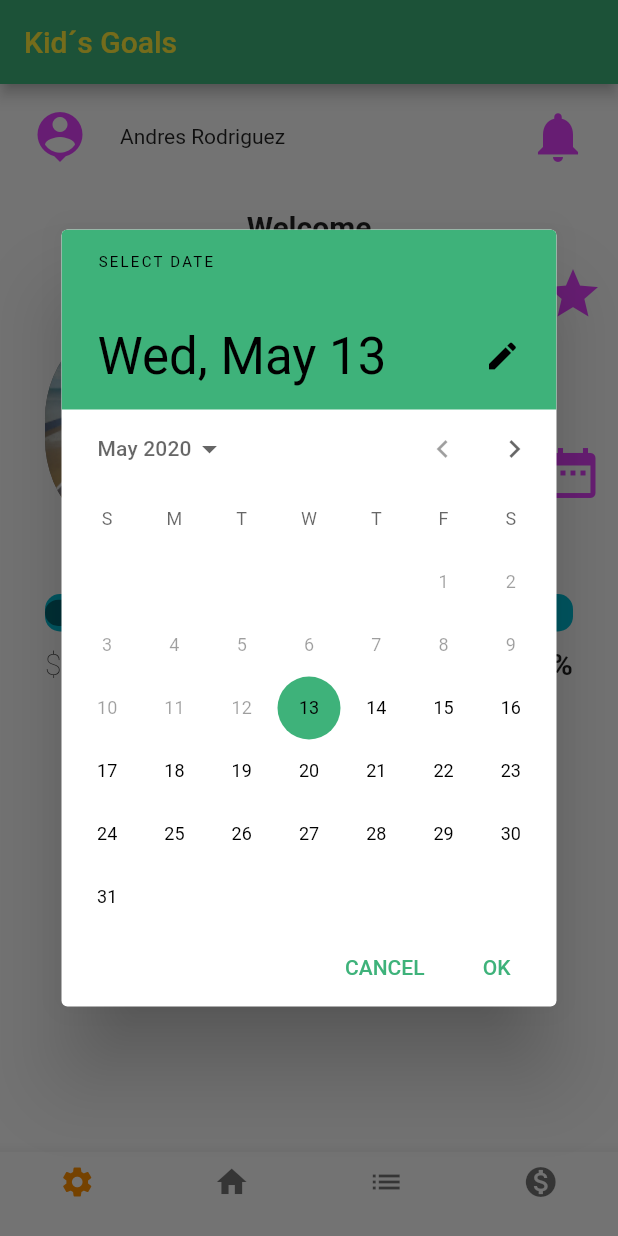
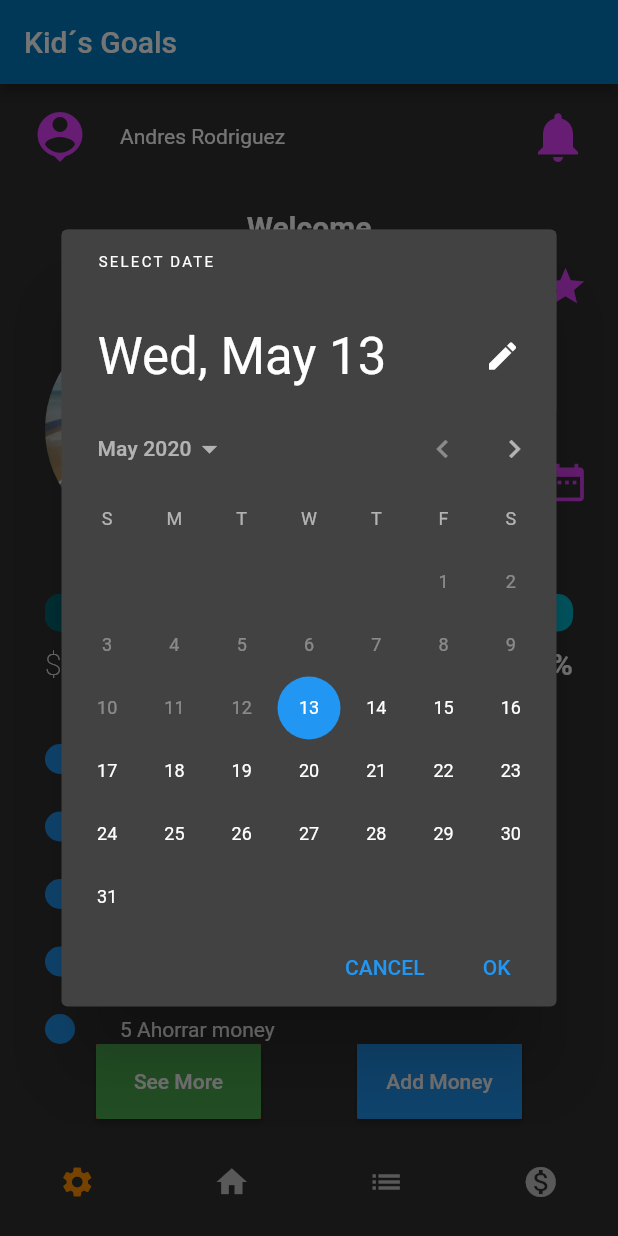
Before and after one commit to arodrigueze/Flutter-Fundamentals, a Flutter app: the screen it shows after launch, after a tap on the "date range" icon, on a phone screen of 412 x 824 dp. Run offline on Flutter 3.47's test engine with Material 2 defaults, Android fonts, the phone set to English and light mode, and no system bars; Roboto replaces fonts that are missing (Hind).

Commit message:
complete home page

```diff
--- a/tutorial1/lib/common/linear.progress.bar.dart
+++ b/tutorial1/lib/common/linear.progress.bar.dart
@@ -27,7 +27,6 @@ class LinearProgressBar {
               alignment: Alignment.centerLeft,
               child: FractionallySizedBox(
                 widthFactor: this.goalCash / this.totalCash,
-                heightFactor: 0.7,
                 child: Container(
                   decoration: BoxDecoration(
                     color: Colors.black45,
--- a/tutorial1/lib/common/themes.dart
+++ b/tutorial1/lib/common/themes.dart
@@ -1,32 +1,26 @@
 import 'package:flutter/material.dart';
 
-Map<int, Color> colorGreen =
-{
-50:Color.fromRGBO(62,178,122, .1),
-100:Color.fromRGBO(62,178,122, .2),
-200:Color.fromRGBO(62,178,122, .3),
-300:Color.fromRGBO(62,178,122, .4),
-400:Color.fromRGBO(62,178,122, .5),
-500:Color.fromRGBO(62,178,122, .6),
-600:Color.fromRGBO(62,178,122, .7),
-700:Color.fromRGBO(62,178,122, .8),
-800:Color.fromRGBO(62,178,122, .9),
-900:Color.fromRGBO(62,178,122, 1),
+Map<int, Color> colorGreen = {
+  50: Color.fromRGBO(62, 178, 122, .1),
+  100: Color.fromRGBO(62, 178, 122, .2),
+  200: Color.fromRGBO(62, 178, 122, .3),
+  300: Color.fromRGBO(62, 178, 122, .4),
+  400: Color.fromRGBO(62, 178, 122, .5),
+  500: Color.fromRGBO(62, 178, 122, .6),
+  600: Color.fromRGBO(62, 178, 122, .7),
+  700: Color.fromRGBO(62, 178, 122, .8),
+  800: Color.fromRGBO(62, 178, 122, .9),
+  900: Color.fromRGBO(62, 178, 122, 1),
 };
 
 final appTheme = ThemeData(
-  primarySwatch: MaterialColor(0xFF3EB27A, colorGreen),
-  primaryTextTheme: TextTheme(
-    title: TextStyle(
-      color: Colors.yellow
-    )
-  ),
+  brightness: Brightness.dark,
+  primaryColor: Colors.lightBlue[800],
+  accentColor: Colors.cyan[600],
+
   textTheme: TextTheme(
-    display4: TextStyle(
-      fontFamily: 'Corben',
-      fontWeight: FontWeight.w700,
-      fontSize: 24,
-      color: Colors.blueAccent,
-    ),
+    headline1: TextStyle(fontSize: 72.0, fontWeight: FontWeight.bold),
+    headline6: TextStyle(fontSize: 36.0, fontStyle: FontStyle.italic),
+    bodyText2: TextStyle(fontSize: 14.0, fontFamily: 'Hind'),
   ),
 );
--- a/tutorial1/lib/main.dart
+++ b/tutorial1/lib/main.dart
@@ -1,6 +1,7 @@
 import 'package:flutter/cupertino.dart';
 import 'package:flutter/material.dart';
 import 'package:kidapp/state/cash.state.dart';
+import 'package:kidapp/state/requirements.state.dart';
 import 'package:provider/provider.dart';
 import 'common/themes.dart';
 import 'state/bottom.navigation.state.dart';
@@ -20,6 +21,7 @@ class MyApp extends StatelessWidget {
       providers: [
         ChangeNotifierProvider(create: (context) => GoalsState()),
         ChangeNotifierProvider(create: (context) => CashState()),
+        ChangeNotifierProvider(create: (context) => RequirementsState()),
         ChangeNotifierProvider(create: (context) => BottomNavigationState()),
       ],
       child: MaterialApp(
--- /dev/null
+++ b/tutorial1/lib/model/requirements.model.dart
@@ -0,0 +1,6 @@
+class Requirements {
+  final String goalId;
+  List<String> requirementList;
+
+  Requirements(this.goalId, this.requirementList);
+}
--- /dev/null
+++ b/tutorial1/lib/state/requirements.state.dart
@@ -0,0 +1,88 @@
+import 'package:flutter/foundation.dart';
+import 'package:flutter/material.dart';
+import 'package:flutter/widgets.dart';
+import 'package:kidapp/model/requirements.model.dart';
+
+class RequirementsState extends ChangeNotifier {
+  List<Requirements> _requirements = [];
+
+  RequirementsState() {
+    this.add('1', '1 Arreglar el cuarto');
+    this.add('1', '2 Ahorrar money');
+    this.add('1', '3 Ahorrar money');
+    this.add('1', '4 Ahorrar money');
+    this.add('1', '5 Ahorrar money');
+    this.add('1', '6 Ahorrar money');
+    this.add('1', '7 Ahorrar money');
+    this.add('1', '8 Ahorrar money');
+    this.add('1', '9 Ahorrar money');
+    this.add('1', '10 Ahorrar money');
+    this.add('1', '11 Ahorrar money');
+    this.add('1', '12 Ahorrar money');
+    this.add('1', '13 Ahorrar money');
+    this.add('1', '14 Ahorrar money');
+    this.add('1', '15 Ahorrar money');
+    this.add('1', '16 Ahorrar money');
+    this.add('1', '17 Ahorrar money');
+    this.add('1', '18 Ahorrar money');
+    this.add('1', '19 Ahorrar money');
+    this.add('1', '20 Ahorrar money');
+    this.add('1', '21 Ahorrar money');
+    this.add('1', '22 Ahorrar money');
+    this.add('1', '23 Ahorrar money');
+  }
+
+  Requirements getRequirements(String goalId) {
+    return _requirements.firstWhere((element) => element.goalId == goalId,
+        orElse: () => Requirements('', []));
+  }
+
+  List<Widget> getRequirementsWidgets(String goalId) {
+    return _requirements
+        .firstWhere((element) => element.goalId == goalId)
+        .requirementList
+        .map((e) => Container(
+              margin: EdgeInsets.only(left: 30, top: 15, right: 10),
+              height: 30,
+              child: Row(
+                children: <Widget>[
+                  Align(
+                    alignment: Alignment.center,
+                    child: Container(
+                      margin: EdgeInsets.only(right: 30),
+                      width: 20,
+                      height: 20,
+                      decoration: BoxDecoration(
+                        color: Colors.blue,
+                        borderRadius: BorderRadius.circular(10),
+                      ),
+                    ),
+                  ),
+                  Align(
+                    alignment: Alignment.center,
+                    child: Container(
+                      child: Text(e),
+                    ),
+                  )
+                ],
+              ),
+            ))
+        .toList();
+  }
+
+  void add(String goalId, String requirement) {
+    final requirements = _requirements.firstWhere(
+        (element) => element.goalId == goalId,
+        orElse: () => Requirements('', []));
+    if (requirements.goalId == '') {
+      _requirements.add(Requirements(goalId, []));
+      _requirements
+          .firstWhere((element) => element.goalId == goalId)
+          .requirementList
+          .add(requirement);
+    } else {
+      requirements.requirementList.add(requirement);
+    }
+    notifyListeners();
+  }
+}
--- a/tutorial1/lib/views/mainViewChilds/homeChilds/favorite.dart
+++ b/tutorial1/lib/views/mainViewChilds/homeChilds/favorite.dart
@@ -3,11 +3,12 @@ import 'package:flutter/cupertino.dart';
 import 'package:flutter/material.dart';
 import 'package:kidapp/common/linear.progress.bar.dart';
 import 'package:kidapp/state/cash.state.dart';
+import 'package:kidapp/state/requirements.state.dart';
 import 'package:provider/provider.dart';
 import '../../../state/goal.state.dart';
-import '../../../state/bottom.navigation.state.dart';
 
 class FavoriteView extends StatelessWidget {
+  final iconSize = 30.0;
   void _loadDatePicker(context) async {
     var goalsState = Provider.of<GoalsState>(context);
     final DateTime datePicked = await showDatePicker(
@@ -23,17 +24,16 @@ class FavoriteView extends StatelessWidget {
   Widget _getFavoriteGoalImage(
     BuildContext context,
   ) {
-    return Flexible(
-      flex: 1,
-      child: Container(
+    return Container(
       margin: EdgeInsets.all(30),
+      width: 150,
+      height: 150,
       decoration: BoxDecoration(
         color: Colors.black54,
-          borderRadius: BorderRadius.circular(1050),
+        borderRadius: BorderRadius.circular(75),
         image: DecorationImage(
             image: AssetImage('assets/images/defaultGoal.jpg'),
             fit: BoxFit.fill),
-        ),
       ),
     );
   }
@@ -47,11 +47,17 @@ class FavoriteView extends StatelessWidget {
           children: <Widget>[
             Align(
               alignment: Alignment.centerRight,
+              child: Container(
+                margin: EdgeInsets.only(right: 10),
                 child: Icon(
                   Icons.star,
-                size: 40,
+                  size: this.iconSize,
                   color: Colors.purpleAccent,
                 ),
+              ),
+            ),
+            Spacer(
+              flex: 1,
             ),
             Align(
               alignment: Alignment.centerLeft,
@@ -60,11 +66,16 @@ class FavoriteView extends StatelessWidget {
             ),
             Align(
               alignment: Alignment.centerLeft,
-              child: Text(goalsState.favoriteGoal.name,
-                  style: TextStyle(fontWeight: FontWeight.w700, fontSize: 15)),
+              child: Text(
+                goalsState.favoriteGoal.name,
+                style: TextStyle(
+                  fontWeight: FontWeight.w700,
+                  fontSize: 15,
+                ),
+              ),
             ),
             Spacer(
-              flex: 1,
+              flex: 2,
             ),
             Row(
               mainAxisAlignment: MainAxisAlignment.spaceBetween,
@@ -77,7 +88,9 @@ class FavoriteView extends StatelessWidget {
                         child: Text(
                           'Ends on',
                           style: TextStyle(
-                              fontWeight: FontWeight.w200, fontSize: 20),
+                            fontWeight: FontWeight.w200,
+                            fontSize: 20,
+                          ),
                         ),
                       ),
                       Align(
@@ -89,22 +102,27 @@ class FavoriteView extends StatelessWidget {
                                     .format(goal.favoriteGoal.expectedDate),
                                 style: TextStyle(
                                   fontWeight: FontWeight.w700,
-                                      fontSize: 15));
+                                  fontSize: 15,
+                                ),
+                              );
                             },
                           ))
                     ],
                   ),
                 ),
                 IconButton(
-                    icon: Icon(Icons.date_range,
-                        size: 40, color: Colors.purpleAccent),
+                    icon: Icon(
+                      Icons.date_range,
+                      size: this.iconSize,
+                      color: Colors.purpleAccent,
+                    ),
                     onPressed: () {
                       _loadDatePicker(context);
                     })
               ],
             ),
             Spacer(
-              flex: 2,
+              flex: 3,
             ),
           ],
         ),
@@ -116,7 +134,11 @@ class FavoriteView extends StatelessWidget {
   Widget build(BuildContext context) {
     var cashState = Provider.of<CashState>(context);
     var goalsState = Provider.of<GoalsState>(context);
-    return Column(
+    var requirementsState = Provider.of<RequirementsState>(context);
+    print(requirementsState.getRequirements('1').requirementList.length);
+    return Expanded(
+        child: Column(
+      mainAxisAlignment: MainAxisAlignment.start,
       children: <Widget>[
         Container(
           height: 220,
@@ -129,7 +151,47 @@ class FavoriteView extends StatelessWidget {
         ),
         LinearProgressBar(cashState.total, goalsState.favoriteGoal.price)
             .progressBar,
+        Spacer(
+          flex: 1,
+        ),
+        Expanded(
+          flex: 10,
+          child: ListView(
+            children: requirementsState
+                .getRequirementsWidgets(goalsState.favoriteGoal.id),
+          ),
+        ),
+        Row(
+          mainAxisAlignment: MainAxisAlignment.spaceEvenly,
+          children: <Widget>[
+            Container(
+              height: 50,
+              width: 110,
+              color: Colors.red,
+              child: RaisedButton(
+                color: Colors.green,
+                textColor: Colors.white,
+                child: Text('See More'),
+                onPressed: () => {print('See more')},
+              ),
+            ),
+            Container(
+              height: 50,
+              width: 110,
+              color: Colors.red,
+              child: RaisedButton(
+                color: Colors.blue,
+                textColor: Colors.white,
+                child: Text('Add Money'),
+                onPressed: () => {print('Add money')},
+              ),
+            ),
           ],
-    );
+        ),
+        Spacer(
+          flex: 1,
+        ),
+      ],
+    ));
   }
 }
```
Lines whose indentation alone changed are shown as unchanged.
